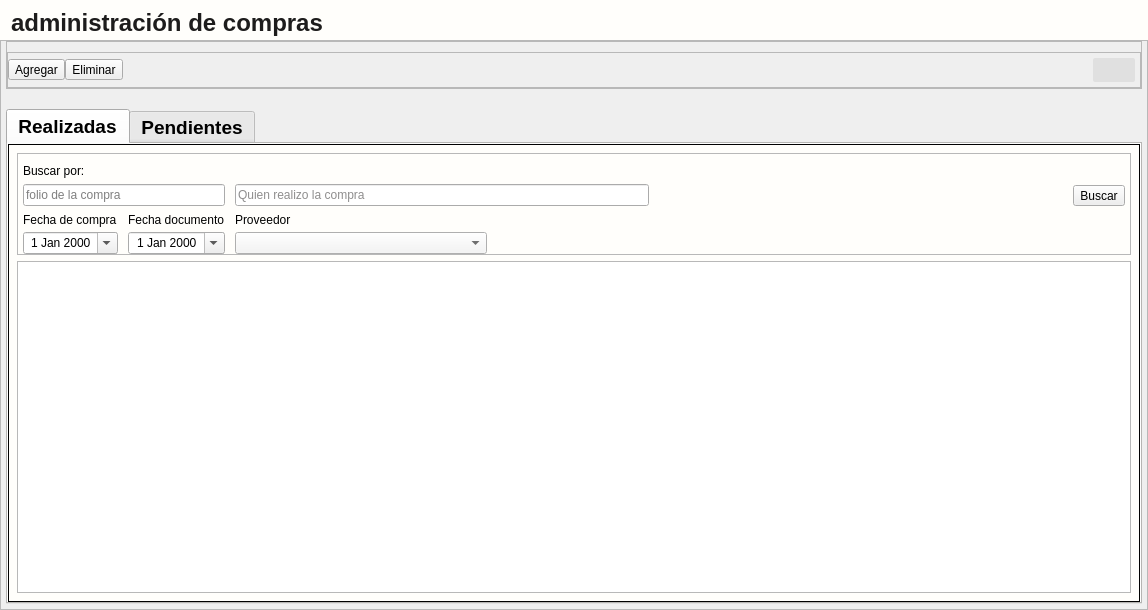
Before: the Qt Designer form app/View/UserInterfaceUi/UI_CONTROL_COMPRAS.ui in LAngelVp/software-punto-de-venta, drawn with Qt 5.
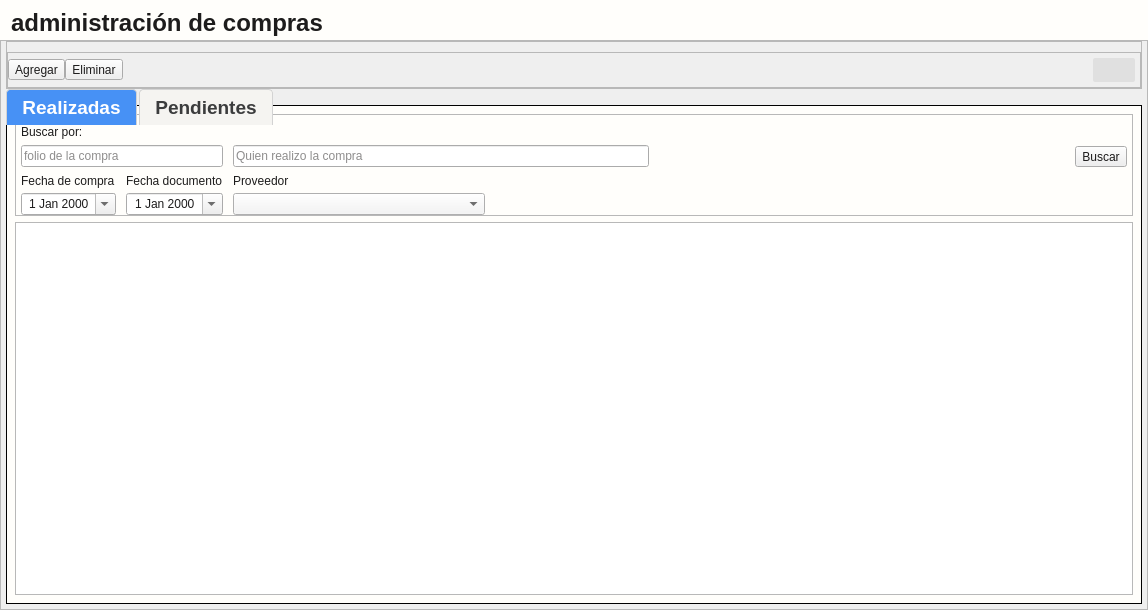
After: the same form once the commit is applied. Icons and pictures are not drawn.

The edit to the form file:
```diff
--- a/app/View/UserInterfaceUi/UI_CONTROL_COMPRAS.ui
+++ b/app/View/UserInterfaceUi/UI_CONTROL_COMPRAS.ui
@@ -14,11 +14,13 @@
    <string>Form</string>
   </property>
   <property name="styleSheet">
-   <string notr="true">#Control_empleados{
+   <string notr="true">*{color: #1d1c1c;}
+#Control_empleados{
 background-color: #fffefb;
 }
 [objectName*=&quot;contenedor&quot;]{
 background-color: #fffefb;
+border:none;
 }
 #panel_controles{
 margin-bottom:20px;
@@ -39,9 +41,47 @@
 	max-height: 600px;
 	font-family:  'Times New Roman';
 }
-#contenedortabglobal{
-background-color: #fffefb;
-}
+QTabWidget::pane {
+        border: none;
+        position: absolute;
+        top: -20px;
+    }
+    
+    /* Pestaña no seleccionada */
+    QTabBar::tab {
+        background: #F5F4F1;
+        color: #3B3C3D;
+        border: 1px solid #D3D3D3;
+        border-bottom: none;
+        padding: 6px 15px;
+        min-width: 80px;
+        border-top-left-radius: 4px;
+        border-top-right-radius: 4px;
+        margin-right: 2px;
+    }
+    
+    /* Pestaña seleccionada */
+    QTabBar::tab:selected {
+        background: #4791F5;
+        color: white;
+        font-weight: bold;
+    }
+    
+    /* Pestaña al pasar el mouse */
+    QTabBar::tab:hover {
+        background: #E8E8E8;
+    }
+    
+    /* Pestaña deshabilitada */
+    QTabBar::tab:disabled {
+        background: #EEEEEE;
+        color: #AAAAAA;
+    }
+    
+    /* Área de las pestañas */
+    QTabBar {
+        background: transparent;
+    }
 #contenedortab_comprasrealizadas{
 background-color: #fffefb;
 border: 1px solid;
@@ -83,7 +123,7 @@
 font-family: Arial;
 color: #1d1c1c
 }
-#cajaopciones_proveedor{
+#cajaOpciones_proveedor{
 width: 250px;
 max-width: 250px;
 font-family: Arial;
@@ -133,6 +173,7 @@
 [objectName*=&quot;tabla_&quot;] {
     font-family: Arial;
     font-size: 14px;
+background: #F5F5F5;
 }
 
 /* Encabezados de la tabla */
@@ -158,61 +199,124 @@
 }
 
 /*-----------FECHA--------------*/
-[objectName^=&quot;fecha_&quot;]{
+[objectName*=&quot;fecha_&quot;]{
 border: none;
 border-bottom: 1px solid #3b3c3d;
 border-radius: 5px;
 padding: 2px;
 background-color: #f5f4f1;
 font-size: 14px;
-width:150px;
-max-width:150px;
-font-family: Arial;
-color: #1d1c1c;
-
+min-width:100px;
 }
-*[objectName^=&quot;fecha_&quot;]::drop-down{
+*[objectName*=&quot;fecha_&quot;]::drop-down{
 subcontrol-origin: padding;
 subcontrol-position: top right;
 padding-right:5px;
 width: 20%;
 border-left-width: 1px;
-border-radius: 5px;
+borde-radius: 5px;
 background-color: #F5F5F5;
 }
-*[objectName^=&quot;fecha_&quot;]::down-arrow{
+*[objectName*=&quot;fecha_&quot;]::down-arrow{
 image: url(:/Icons/Bootstrap/calendar2-date.svg);
+width: 17%;
+height: 17%;
 padding-left:5px;
 padding-right:5px;
+background: #F5F5F5;
 }
-*[objectName^=&quot;fecha_&quot;]::focus{
+*[objectName*=&quot;fecha_&quot;]::focus{
 border-bottom: 2px solid #00668c;
 }
+QCalendarWidget QWidget#qt_calendar_navigationbar {
+    background-color: #00668c;
+    color: white;
+    border-top-left-radius: 5px;
+    border-top-right-radius: 5px;
+}
+
+/* BOTONES DE NAVEGACIÓN */
+QCalendarWidget QToolButton {
+    background-color: transparent;
+    color: white;
+    font-weight: bold;
+    padding: 5px;
+}
+
+/* DESPLEGABLE DE MESES */
+QCalendarWidget QMenu {
+    background-color: #FFFFFF;
+    border: 1px solid #3b3c3d;
+}
+
+/* DÍAS DE LA SEMANA */
+QCalendarWidget QWidget#qt_calendar_weekdaybar {
+    background-color: #f5f4f1;
+    color: #3b3c3d;
+}
+
+/* DÍAS DEL MES */
+QCalendarWidget QAbstractItemView:enabled {
+    background-color: #FFFFFF;
+    color: #1d1c1c;
+    selection-background-color: #00668c;  /* Color al seleccionar fecha */
+    selection-color: white;
+}
+
+/* DÍAS DE OTROS MESES */
+QCalendarWidget QAbstractItemView:disabled {
+    color: #AAAAAA;
+}
+
+/* EFECTO HOVER SOBRE DÍAS */
+QCalendarWidget QAbstractItemView::item:hover {
+    background-color: #e1f0f7;
+    color: #1d1c1c;
+}
 /*----------CAJA OPCIONES---------------*/
-[objectName^=&quot;cajaopciones_&quot;]{
-border: none;
-border-bottom: 1px solid rgb(29, 28, 28);
-border-radius: 5px;
-padding: 2px;
-background-color: #F5F5F5;
-border-radius: 5px;
-font-size: 12px;
-width:87px;
-color: #1d1c1c;
+[objectName*=&quot;cajaOpciones&quot;] {
+    border: none;
+    border-bottom: 1px solid #787878 ;
+    padding: 2px ;
+    background-color: #F5F5F5 ;
+    font-size: 14px ;
+    min-width: 200px ;
+    font-family: &quot;Arial&quot; ;
+    color: #1d1c1c ;
+	selection-background-color: #4791F5; 
 }
-[objectName^=&quot;cajaopciones_&quot;]::drop-down{
-subcontrol-origin: padding;
-subcontrol-position: top right;
-padding-right:5px;
-border-left-width: 1px;
-border-radius: 5px;
-background-color:#F5F5F5;
+
+/* ESTILO DEL DROPDOWN (LISTA) */
+[objectName*=&quot;cajaOpciones&quot;] QListView {
+    background: #F5F5F5 ;
+    border-radius: 3px;
+    outline: none;
 }
-[objectName^=&quot;cajaopciones_&quot;]::down-arrow{
-image: url(:/Icons/Bootstrap/filter-left.svg);
-padding-left:5px;
-padding-right:5px;
-}</string>
+
+/* ESTILO DE LOS ÍTEMS */
+[objectName*=&quot;cajaOpciones&quot;] QListView::item {
+    padding: 6px 10px ;
+    margin: 2px ;
+}
+/* BOTÓN DESPLEGABLE */
+[objectName*=&quot;cajaOpciones&quot;]::drop-down {
+    subcontrol-origin: padding ;
+    subcontrol-position: top right ;
+    padding-right: 5px ;
+    width: 20% ;
+    border-left-width: 1px ;
+    border-radius: 3px ;
+    background-color: #F5F5F5 ;
+}
+/* FLECHA DESPLEGABLE */
+[objectName*=&quot;cajaOpciones&quot;]::down-arrow {
+    image: url(:/Icons/Bootstrap/filter-left.svg);
+    width: 17% ;
+    height: 17% ;
+    padding-left: 5px ;
+    padding-right: 5px ;
+}
+</string>
   </property>
   <layout class="QGridLayout" name="gridLayout">
    <property name="leftMargin">
@@ -252,10 +356,10 @@
    <item row="1" column="0">
     <widget class="QFrame" name="contenedor_principal">
      <property name="frameShape">
-      <enum>QFrame::StyledPanel</enum>
+      <enum>QFrame::Shape::StyledPanel</enum>
      </property>
      <property name="frameShadow">
-      <enum>QFrame::Raised</enum>
+      <enum>QFrame::Shadow::Raised</enum>
      </property>
      <layout class="QGridLayout" name="gridLayout_6">
       <property name="leftMargin">
@@ -279,7 +383,6 @@
          <font>
           <family>Arial</family>
           <pointsize>14</pointsize>
-          <weight>75</weight>
           <bold>true</bold>
          </font>
         </property>
@@ -320,7 +423,7 @@
            <number>0</number>
           </property>
           <item row="0" column="0">
-           <widget class="QWidget" name="widget" native="true">
+           <widget class="QWidget" name="contenedor_widget" native="true">
             <property name="minimumSize">
              <size>
               <width>0</width>
@@ -335,15 +438,15 @@
             </property>
             <layout class="QGridLayout" name="gridLayout_2">
              <property name="sizeConstraint">
-              <enum>QLayout::SetMinAndMaxSize</enum>
+              <enum>QLayout::SizeConstraint::SetMinAndMaxSize</enum>
              </property>
              <item row="0" column="0">
               <widget class="QFrame" name="contenedor_contenido">
                <property name="frameShape">
-                <enum>QFrame::StyledPanel</enum>
+                <enum>QFrame::Shape::StyledPanel</enum>
                </property>
                <property name="frameShadow">
-                <enum>QFrame::Raised</enum>
+                <enum>QFrame::Shadow::Raised</enum>
                </property>
                <layout class="QGridLayout" name="gridLayout_4">
                 <property name="leftMargin">
@@ -381,7 +484,7 @@
                 <item row="3" column="9">
                  <spacer name="horizontalSpacer_2">
                   <property name="orientation">
-                   <enum>Qt::Horizontal</enum>
+                   <enum>Qt::Orientation::Horizontal</enum>
                   </property>
                   <property name="sizeHint" stdset="0">
                    <size>
@@ -415,7 +518,7 @@
                 <item row="6" column="0" colspan="2">
                  <widget class="QDateEdit" name="fecha_fechacompra">
                   <property name="alignment">
-                   <set>Qt::AlignCenter</set>
+                   <set>Qt::AlignmentFlag::AlignCenter</set>
                   </property>
                   <property name="calendarPopup">
                    <bool>true</bool>
@@ -425,7 +528,7 @@
                 <item row="6" column="2">
                  <widget class="QDateEdit" name="fecha_levantamientocompra">
                   <property name="alignment">
-                   <set>Qt::AlignCenter</set>
+                   <set>Qt::AlignmentFlag::AlignCenter</set>
                   </property>
                   <property name="calendarPopup">
                    <bool>true</bool>
@@ -440,9 +543,9 @@
                  </widget>
                 </item>
                 <item row="6" column="3">
-                 <widget class="QComboBox" name="cajaopciones_proveedor">
+                 <widget class="QComboBox" name="cajaOpciones_proveedor">
                   <property name="sizeAdjustPolicy">
-                   <enum>QComboBox::AdjustToContents</enum>
+                   <enum>QComboBox::SizeAdjustPolicy::AdjustToContents</enum>
                   </property>
                  </widget>
                 </item>
@@ -465,7 +568,7 @@
                    </size>
                   </property>
                   <property name="toolButtonStyle">
-                   <enum>Qt::ToolButtonTextBesideIcon</enum>
+                   <enum>Qt::ToolButtonStyle::ToolButtonTextBesideIcon</enum>
                   </property>
                  </widget>
                 </item>
@@ -520,15 +623,15 @@
             </property>
             <layout class="QGridLayout" name="gridLayout_7">
              <property name="sizeConstraint">
-              <enum>QLayout::SetMinAndMaxSize</enum>
+              <enum>QLayout::SizeConstraint::SetMinAndMaxSize</enum>
              </property>
              <item row="0" column="0">
               <widget class="QFrame" name="contenedor_contenidocompras_pendientes">
                <property name="frameShape">
-                <enum>QFrame::StyledPanel</enum>
+                <enum>QFrame::Shape::StyledPanel</enum>
                </property>
                <property name="frameShadow">
-                <enum>QFrame::Raised</enum>
+                <enum>QFrame::Shadow::Raised</enum>
                </property>
                <layout class="QGridLayout" name="gridLayout_8">
                 <property name="leftMargin">
@@ -566,7 +669,7 @@
                 <item row="5" column="0">
                  <widget class="QDateEdit" name="fecha_fechacompra_2">
                   <property name="alignment">
-                   <set>Qt::AlignCenter</set>
+                   <set>Qt::AlignmentFlag::AlignCenter</set>
                   </property>
                   <property name="calendarPopup">
                    <bool>true</bool>
@@ -574,9 +677,9 @@
                  </widget>
                 </item>
                 <item row="5" column="2">
-                 <widget class="QComboBox" name="cajaopciones_proveedor_2">
+                 <widget class="QComboBox" name="cajaOpciones_proveedor_2">
                   <property name="sizeAdjustPolicy">
-                   <enum>QComboBox::AdjustToContents</enum>
+                   <enum>QComboBox::SizeAdjustPolicy::AdjustToContents</enum>
                   </property>
                  </widget>
                 </item>
@@ -590,7 +693,7 @@
                 <item row="3" column="8">
                  <spacer name="horizontalSpacer_3">
                   <property name="orientation">
-                   <enum>Qt::Horizontal</enum>
+                   <enum>Qt::Orientation::Horizontal</enum>
                   </property>
                   <property name="sizeHint" stdset="0">
                    <size>
@@ -619,7 +722,7 @@
                    </size>
                   </property>
                   <property name="toolButtonStyle">
-                   <enum>Qt::ToolButtonTextBesideIcon</enum>
+                   <enum>Qt::ToolButtonStyle::ToolButtonTextBesideIcon</enum>
                   </property>
                  </widget>
                 </item>
@@ -651,7 +754,7 @@
        </widget>
       </item>
       <item row="0" column="0">
-       <widget class="QFrame" name="panel_controles">
+       <widget class="QFrame" name="contenedor_panel_controles">
         <property name="minimumSize">
          <size>
           <width>0</width>
@@ -665,10 +768,10 @@
          </size>
         </property>
         <property name="frameShape">
-         <enum>QFrame::StyledPanel</enum>
+         <enum>QFrame::Shape::StyledPanel</enum>
         </property>
         <property name="frameShadow">
-         <enum>QFrame::Raised</enum>
+         <enum>QFrame::Shadow::Raised</enum>
         </property>
         <layout class="QGridLayout" name="gridLayout_3">
          <property name="leftMargin">
@@ -686,13 +789,13 @@
          <property name="spacing">
           <number>0</number>
          </property>
-         <item row="0" column="0" alignment="Qt::AlignTop">
-          <widget class="QFrame" name="frame_2">
+         <item row="0" column="0" alignment="Qt::AlignmentFlag::AlignTop">
+          <widget class="QFrame" name="contenedor_frame_2">
            <property name="frameShape">
-            <enum>QFrame::StyledPanel</enum>
+            <enum>QFrame::Shape::StyledPanel</enum>
            </property>
            <property name="frameShadow">
-            <enum>QFrame::Raised</enum>
+            <enum>QFrame::Shadow::Raised</enum>
            </property>
            <layout class="QHBoxLayout" name="horizontalLayout_2">
             <property name="spacing">
@@ -729,7 +832,7 @@
                </size>
               </property>
               <property name="toolButtonStyle">
-               <enum>Qt::ToolButtonTextBesideIcon</enum>
+               <enum>Qt::ToolButtonStyle::ToolButtonTextBesideIcon</enum>
               </property>
              </widget>
             </item>
@@ -752,14 +855,14 @@
                </size>
               </property>
               <property name="toolButtonStyle">
-               <enum>Qt::ToolButtonTextBesideIcon</enum>
+               <enum>Qt::ToolButtonStyle::ToolButtonTextBesideIcon</enum>
               </property>
              </widget>
             </item>
             <item>
              <spacer name="horizontalSpacer">
               <property name="orientation">
-               <enum>Qt::Horizontal</enum>
+               <enum>Qt::Orientation::Horizontal</enum>
               </property>
               <property name="sizeHint" stdset="0">
                <size>
```
